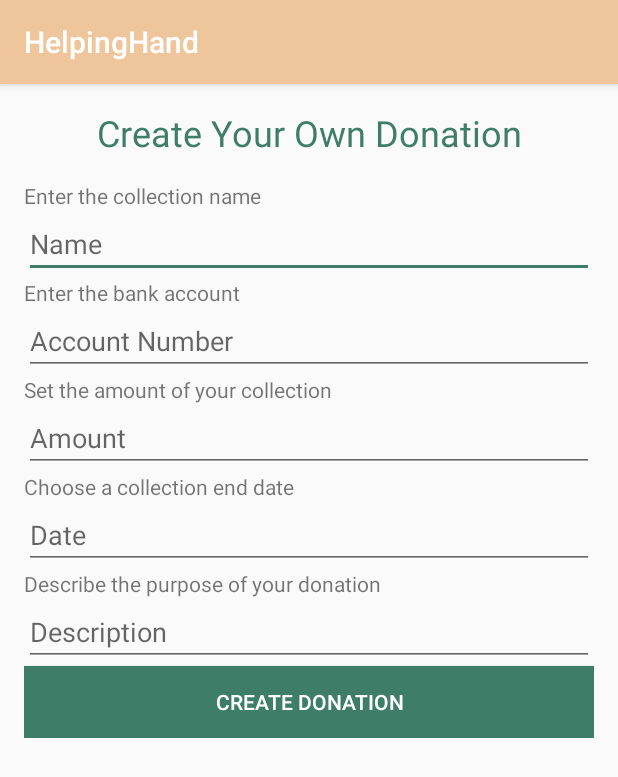
After one commit to RegenJ/Donation-Aplication, an Android app: the CreateDonationActivity screen opened directly, with no data from a screen before it, on a phone screen of 412 x 824 dp. The commit adds this screen. Shown: the top 777 px of the screen. Run offline under Robolectric (Android 15) with nearby library versions, the phone set to English and light mode, and no system bars.

Commit message:
Add Donation View and  Form

```diff
--- a/androidApp/app/src/main/AndroidManifest.xml
+++ b/androidApp/app/src/main/AndroidManifest.xml
@@ -27,8 +27,9 @@
         <activity
             android:name=".activities.MenuActivity"
             android:label="@string/title_activity_menu"
-            android:theme="@style/AppTheme.NoActionBar">
-        </activity>
+            android:theme="@style/AppTheme.NoActionBar" />
+        <activity android:name=".DonationView" />
+        <activity android:name=".CreateDonationActivity"></activity>
     </application>
 
 </manifest>
--- /dev/null
+++ b/androidApp/app/src/main/java/com/example/kasia/helpinghand/CreateDonationActivity.java
@@ -0,0 +1,13 @@
+package com.example.kasia.helpinghand;
+
+import android.support.v7.app.AppCompatActivity;
+import android.os.Bundle;
+
+public class CreateDonationActivity extends AppCompatActivity {
+
+    @Override
+    protected void onCreate(Bundle savedInstanceState) {
+        super.onCreate(savedInstanceState);
+        setContentView(R.layout.activity_create_donation);
+    }
+}
--- /dev/null
+++ b/androidApp/app/src/main/res/layout/activity_create_donation.xml
@@ -0,0 +1,118 @@
+<?xml version="1.0" encoding="utf-8"?>
+<android.support.constraint.ConstraintLayout xmlns:android="http://schemas.android.com/apk/res/android"
+    xmlns:app="http://schemas.android.com/apk/res-auto"
+    xmlns:tools="http://schemas.android.com/tools"
+    android:layout_width="match_parent"
+    android:layout_height="match_parent"
+    tools:context="com.example.kasia.helpinghand.CreateDonationActivity">
+
+    <ScrollView
+        android:layout_width="match_parent"
+        android:layout_height="match_parent"
+        android:clipToPadding="false"
+        android:fillViewport="false">
+
+        <LinearLayout
+            android:layout_width="match_parent"
+            android:layout_height="wrap_content"
+            android:layout_marginBottom="@dimen/activity_horizontal_margin"
+            android:layout_marginEnd="@dimen/activity_vertical_margin"
+            android:layout_marginStart="@dimen/activity_vertical_margin"
+            android:layout_marginTop="@dimen/activity_horizontal_margin"
+            android:orientation="vertical">
+
+            <TextView
+                android:id="@+id/createDonationTitle"
+                android:layout_width="match_parent"
+                android:layout_height="wrap_content"
+                android:layout_marginBottom="@dimen/activity_horizontal_margin"
+                android:text="@string/title_activity_create_donation"
+                android:textAlignment="center"
+                android:textColor="@color/colorAccent"
+                android:textSize="@dimen/big_title" />
+
+            <TextView
+                android:id="@+id/donationNameTextView"
+                android:layout_width="match_parent"
+                android:layout_height="wrap_content"
+                android:text="@string/add_donation_name" />
+
+            <EditText
+                android:id="@+id/donationNameEditText"
+                android:layout_width="match_parent"
+                android:layout_height="wrap_content"
+                android:ems="40"
+                android:hint="Name"
+                android:inputType="textPersonName" />
+
+            <TextView
+                android:id="@+id/donationAccountTextView"
+                android:layout_width="match_parent"
+                android:layout_height="wrap_content"
+                android:text="@string/add_donation_bank_account" />
+
+            <EditText
+                android:id="@+id/donationAccountEditText"
+                android:layout_width="match_parent"
+                android:layout_height="wrap_content"
+                android:digits="01234 56789"
+                android:hint="Account Number"
+                android:inputType="number"
+                android:maxLength="26" />
+
+            <TextView
+                android:id="@+id/donationAmountTextView"
+                android:layout_width="match_parent"
+                android:layout_height="wrap_content"
+                android:text="@string/add_donation_amount" />
+
+            <EditText
+                android:id="@+id/amountDonationEditText"
+                android:layout_width="match_parent"
+                android:layout_height="wrap_content"
+                android:ems="10"
+                android:hint="Amount"
+                android:inputType="numberDecimal" />
+
+            <TextView
+                android:id="@+id/finishDateTextView"
+                android:layout_width="match_parent"
+                android:layout_height="wrap_content"
+                android:text="@string/add_donation_end" />
+
+            <EditText
+                android:id="@+id/endDonationEditText"
+                android:layout_width="match_parent"
+                android:layout_height="wrap_content"
+                android:ems="10"
+                android:hint="Date"
+                android:inputType="date" />
+
+            <TextView
+                android:id="@+id/donationDescriptionTextView"
+                android:layout_width="match_parent"
+                android:layout_height="wrap_content"
+                android:text="@string/add_donation_description" />
+
+            <EditText
+                android:id="@+id/editText5"
+                android:layout_width="match_parent"
+                android:layout_height="wrap_content"
+                android:ems="10"
+                android:hint="Description"
+                android:inputType="textMultiLine|textImeMultiLine" />
+
+            <Button
+                android:id="@+id/createDonationButton"
+                android:layout_width="match_parent"
+                android:layout_height="wrap_content"
+                android:background="@color/colorAccent"
+                android:textColor="@color/colorWhite"
+                android:text="@string/create_donation" />
+
+
+        </LinearLayout>
+
+    </ScrollView>
+
+</android.support.constraint.ConstraintLayout>
--- a/androidApp/app/src/main/res/values/colors.xml
+++ b/androidApp/app/src/main/res/values/colors.xml
@@ -2,5 +2,8 @@
 <resources>
     <color name="colorPrimary">#EFC69B</color>
     <color name="colorPrimaryDark">#C57B57</color>
-    <color name="colorAccent">#3E7D67</color>
+    <color name="colorAccent">#3e7d67</color>
+
+    <color name="colorWhite">#ffffff</color>
+    <color name="colorBlack">#000000</color>
 </resources>
--- a/androidApp/app/src/main/res/values/dimens.xml
+++ b/androidApp/app/src/main/res/values/dimens.xml
@@ -5,4 +5,7 @@
     <dimen name="nav_header_vertical_spacing">8dp</dimen>
     <dimen name="nav_header_height">176dp</dimen>
     <dimen name="fab_margin">16dp</dimen>
+
+    <!-- Default text size. -->
+    <dimen name="big_title">24sp</dimen>
 </resources>
--- a/androidApp/app/src/main/res/values/strings.xml
+++ b/androidApp/app/src/main/res/values/strings.xml
@@ -5,9 +5,11 @@
     <!-- Strings related to login -->
     <string name="prompt_email">Email</string>
     <string name="prompt_password">Password</string>
+    <string name="prompt_repeat_password">Repeat Password</string>
     <string name="prompt_login">Login</string>
     <string name="action_sign_in">Sign in or register</string>
     <string name="action_sign_in_short">Sign in</string>
+    <string name="action_register_short">Register</string>
     <string name="error_invalid_email">This email address is invalid</string>
     <string name="error_invalid_password">This password is too short</string>
     <string name="error_incorrect_password">This password is incorrect</string>
@@ -16,6 +18,14 @@
         completions."
     </string>
     <string name="title_activity_menu">MenuActivity</string>
+
+    <!-- Strings related to creating donation form -->
+    <string name="title_activity_create_donation">Create Your Own Donation</string>
+    <string name="add_donation_name">Enter the collection name</string>
+    <string name="add_donation_bank_account">Enter the bank account</string>
+    <string name="add_donation_end">Choose a collection end date</string>
+    <string name="add_donation_description">Describe the purpose of your donation</string>
+    <string name="create_donation">Create donation</string>
 
     <string name="navigation_drawer_open">Open navigation drawer</string>
     <string name="navigation_drawer_close">Close navigation drawer</string>
@@ -26,4 +36,5 @@
     <string name="userLogin">Login</string>
     <string name="userMail">userMail@poczta.com</string>
     <string name="your_image">Your Image</string>
+    <string name="add_donation_amount">Set the amount of your collection</string>
 </resources>
--- a/androidApp/build.gradle
+++ b/androidApp/build.gradle
@@ -25,3 +25,9 @@ allprojects {
 task clean(type: Delete) {
     delete rootProject.buildDir
 }
+
+//android {
+//    defaultConfig {
+//        vectorDrawables.useSupportLibrary = true
+//    }
+//}
```
Also changed, not shown: androidApp/app/src/main/java/com/example/kasia/helpinghand/DonationView.java (added, +13 -0 lines), androidApp/app/src/main/res/drawable/ic_attach_money_black_24dp.xml (added, +9 -0 lines), androidApp/app/src/main/res/layout/activity_donation_view.xml (added, +72 -0 lines), androidApp/app/src/main/res/layout/activity_login.xml (+44 -9 lines), androidApp/app/gradle/wrapper/gradle-wrapper.properties (added), androidApp/app/src/main/res/drawable-hdpi/ic_plus.png (added), androidApp/app/src/main/res/drawable-mdpi/ic_plus.png (added), androidApp/app/src/main/res/drawable-xhdpi/ic_plus.png (added), androidApp/app/src/main/res/drawable-xxhdpi/ic_plus.png (added), androidApp/app/src/main/res/mipmap-xxxhdpi/ic_plus.png (added), 3 other files.
